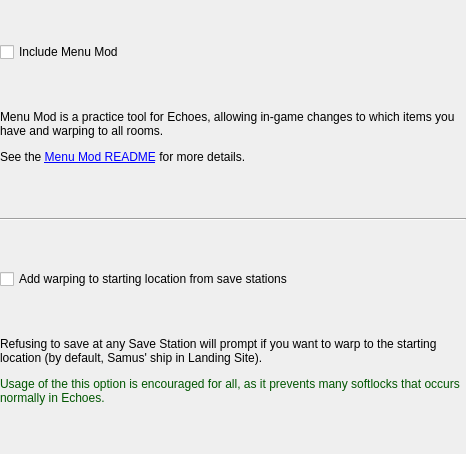
randovania/randovania, file randovania/gui/ui_files/preset_echoes_patches.ui: the form before one commit.
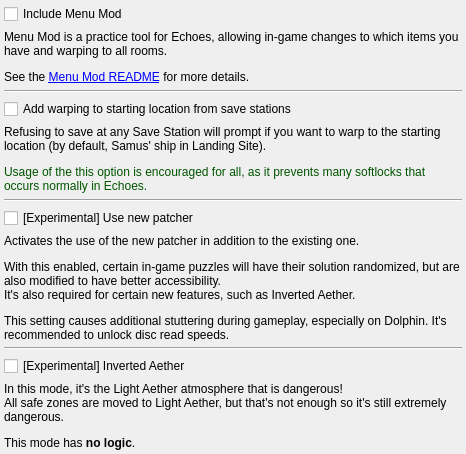
The form after the commit.

Commit message: Integrate the new Echoes patcher in Randovania

Patch:
```diff
--- a/randovania/gui/ui_files/preset_echoes_patches.ui
+++ b/randovania/gui/ui_files/preset_echoes_patches.ui
@@ -22,16 +22,16 @@
    </property>
    <layout class="QVBoxLayout" name="verticalLayout">
     <property name="leftMargin">
-     <number>0</number>
+     <number>4</number>
     </property>
     <property name="topMargin">
-     <number>0</number>
+     <number>4</number>
     </property>
     <property name="rightMargin">
-     <number>0</number>
+     <number>4</number>
     </property>
     <property name="bottomMargin">
-     <number>0</number>
+     <number>4</number>
     </property>
     <item>
      <widget class="QCheckBox" name="include_menu_mod_check">
@@ -110,6 +110,73 @@
       </property>
      </widget>
     </item>
+    <item>
+     <widget class="Line" name="line">
+      <property name="orientation">
+       <enum>Qt::Horizontal</enum>
+      </property>
+     </widget>
+    </item>
+    <item>
+     <widget class="QCheckBox" name="new_patcher_check">
+      <property name="text">
+       <string>[Experimental] Use new patcher</string>
+      </property>
+     </widget>
+    </item>
+    <item>
+     <widget class="QLabel" name="new_patcher_label">
+      <property name="text">
+       <string>&lt;html&gt;&lt;head/&gt;&lt;body&gt;&lt;p&gt;Activates the use of the new patcher in addition to the existing one.&lt;/p&gt;&lt;p&gt;With this enabled, certain in-game puzzles will have their solution randomized, but are also modified to have better accessibility.&lt;br/&gt;It's also required for certain new features, such as Inverted Aether.&lt;/p&gt;&lt;p&gt;This setting causes additional stuttering during gameplay, especially on Dolphin. It's recommended to unlock disc read speeds.&lt;/p&gt;&lt;/body&gt;&lt;/html&gt;</string>
+      </property>
+      <property name="alignment">
+       <set>Qt::AlignLeading|Qt::AlignLeft|Qt::AlignTop</set>
+      </property>
+      <property name="wordWrap">
+       <bool>true</bool>
+      </property>
+     </widget>
+    </item>
+    <item>
+     <widget class="Line" name="line_2">
+      <property name="orientation">
+       <enum>Qt::Horizontal</enum>
+      </property>
+     </widget>
+    </item>
+    <item>
+     <widget class="QCheckBox" name="inverted_check">
+      <property name="text">
+       <string>[Experimental] Inverted Aether</string>
+      </property>
+     </widget>
+    </item>
+    <item>
+     <widget class="QLabel" name="inverted_label">
+      <property name="text">
+       <string>&lt;html&gt;&lt;head/&gt;&lt;body&gt;&lt;p&gt;In this mode, it's the Light Aether atmosphere that is dangerous!&lt;br/&gt;All safe zones are moved to Light Aether, but that's not enough so it's still extremely dangerous.&lt;/p&gt;&lt;p&gt;This mode has &lt;span style=&quot; font-weight:700;&quot;&gt;no logic&lt;/span&gt;.&lt;/p&gt;&lt;/body&gt;&lt;/html&gt;</string>
+      </property>
+      <property name="alignment">
+       <set>Qt::AlignLeading|Qt::AlignLeft|Qt::AlignTop</set>
+      </property>
+      <property name="wordWrap">
+       <bool>true</bool>
+      </property>
+     </widget>
+    </item>
+    <item>
+     <spacer name="verticalSpacer">
+      <property name="orientation">
+       <enum>Qt::Vertical</enum>
+      </property>
+      <property name="sizeHint" stdset="0">
+       <size>
+        <width>20</width>
+        <height>40</height>
+       </size>
+      </property>
+     </spacer>
+    </item>
    </layout>
   </widget>
  </widget>
```
The commit also changes 11 other files.
